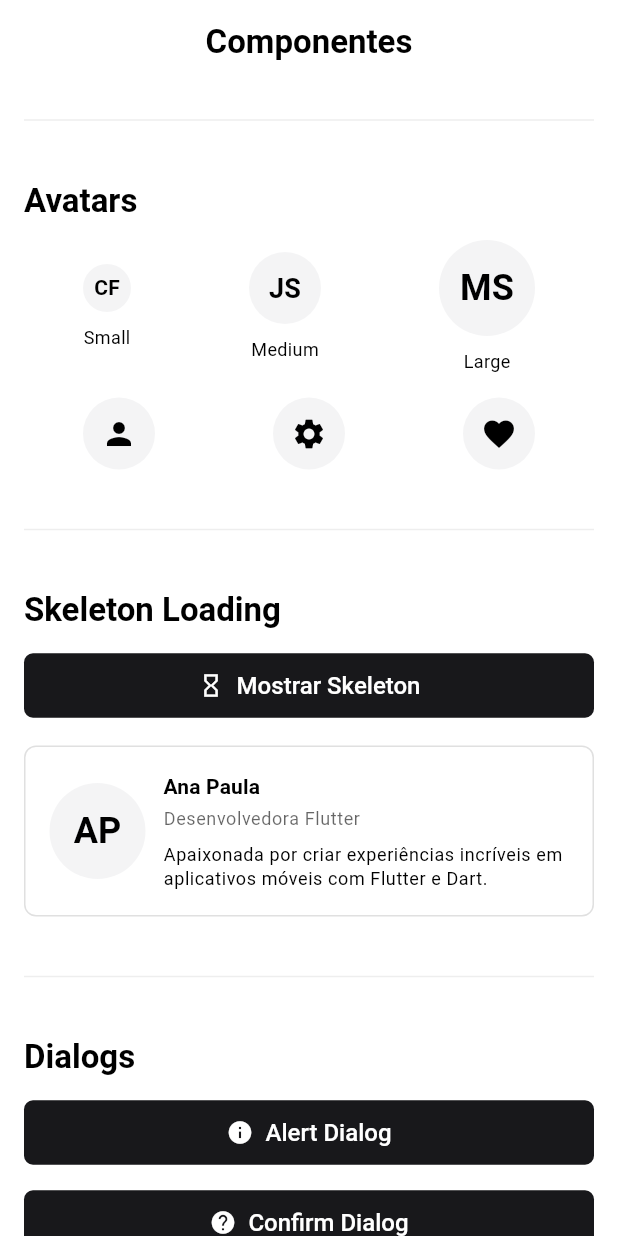
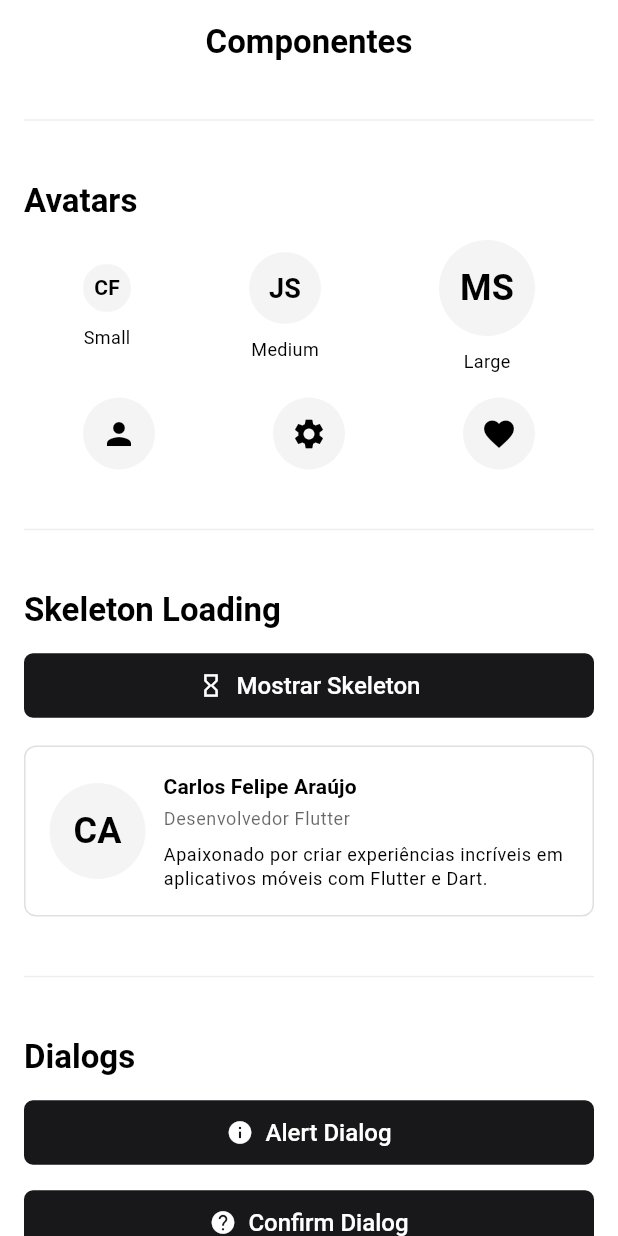
Before and after one commit to carlosxfelipe/go-router-template, a Flutter app: the ComponentsScreen screen opened by its route, scrolled down 2304 dp, on a phone screen of 412 x 824 dp. Run offline on Flutter 3.47's test engine with Material 3 defaults, Android fonts, the phone set to English and light mode, and no system bars; our stand-ins replace go_router.

Commit message:
Refactor: Standardize color scheme usage across widgets and refine the dark theme palette.

```diff
--- a/lib/screens/components_screen.dart
+++ b/lib/screens/components_screen.dart
@@ -237,7 +237,7 @@ class _ComponentsScreenState extends State<ComponentsScreen> {
                 children: [
                   Icon(
                     Icons.touch_app,
-                    color: theme.colorScheme.primary,
+                    color: theme.colorScheme.onSurface,
                     size: 24,
                   ),
                   const SizedBox(width: 12),
@@ -346,7 +346,7 @@ class _ComponentsScreenState extends State<ComponentsScreen> {
                     child: Icon(
                       Icons.info_outline,
                       size: 22,
-                      color: theme.colorScheme.primary,
+                      color: theme.colorScheme.onSurface,
                     ),
                   ),
                 ],
@@ -451,7 +451,7 @@ class _ComponentsScreenState extends State<ComponentsScreen> {
                 child: Row(
                   children: [
                     const CustomAvatar(
-                      name: 'Ana Paula',
+                      name: 'Carlos Felipe Araújo',
                       size: AvatarSize.large,
                     ),
                     const SizedBox(width: 12),
@@ -460,21 +460,21 @@ class _ComponentsScreenState extends State<ComponentsScreen> {
                         crossAxisAlignment: CrossAxisAlignment.start,
                         children: [
                           Text(
-                            'Ana Paula',
+                            'Carlos Felipe Araújo',
                             style: theme.textTheme.titleSmall?.copyWith(
                               fontWeight: FontWeight.w600,
                             ),
                           ),
                           const SizedBox(height: 4),
                           Text(
-                            'Desenvolvedora Flutter',
+                            'Desenvolvedor Flutter',
                             style: theme.textTheme.bodySmall?.copyWith(
                               color: theme.colorScheme.onSurface.withAlpha(153),
                             ),
                           ),
                           const SizedBox(height: 8),
                           Text(
-                            'Apaixonada por criar experiências incríveis em aplicativos móveis com Flutter e Dart.',
+                            'Apaixonado por criar experiências incríveis em aplicativos móveis com Flutter e Dart.',
                             style: theme.textTheme.bodySmall,
                           ),
                         ],
--- a/lib/screens/settings_screen.dart
+++ b/lib/screens/settings_screen.dart
@@ -57,7 +57,11 @@ class ProfileBody extends StatelessWidget {
             },
             child: Row(
               children: [
-                Icon(Icons.widgets, color: theme.colorScheme.primary, size: 24),
+                Icon(
+                  Icons.widgets,
+                  color: theme.colorScheme.onSurface,
+                  size: 24,
+                ),
                 const SizedBox(width: 12),
                 Expanded(
                   child: Column(
--- a/lib/theme/theme.dart
+++ b/lib/theme/theme.dart
@@ -13,7 +13,7 @@ class AppColors {
   // Dark
   static const primaryDark = Color(0xFFF4F4F5);
   static const onPrimaryDark = Color(0xFF09090B);
-  static const secondaryDark = Color(0xFF18181B);
+  static const secondaryDark = Color(0xFF1E293B);
   static const onSecondaryDark = Colors.white;
   static const surfaceDark = Color(0xFF0F172A);
   static const scaffoldBackgroundDark = Color(0xFF020817);
--- a/lib/widgets/forms/slider.dart
+++ b/lib/widgets/forms/slider.dart
@@ -46,7 +46,7 @@ class CustomSlider extends StatelessWidget {
                   style: TextStyle(
                     fontSize: 14,
                     fontWeight: FontWeight.w600,
-                    color: theme.colorScheme.primary,
+                    color: theme.colorScheme.onSurface,
                   ),
                 ),
             ],
```
Also changed, not shown: lib/widgets/display/progress_bar.dart (+3 -9 lines), 1 other file.
